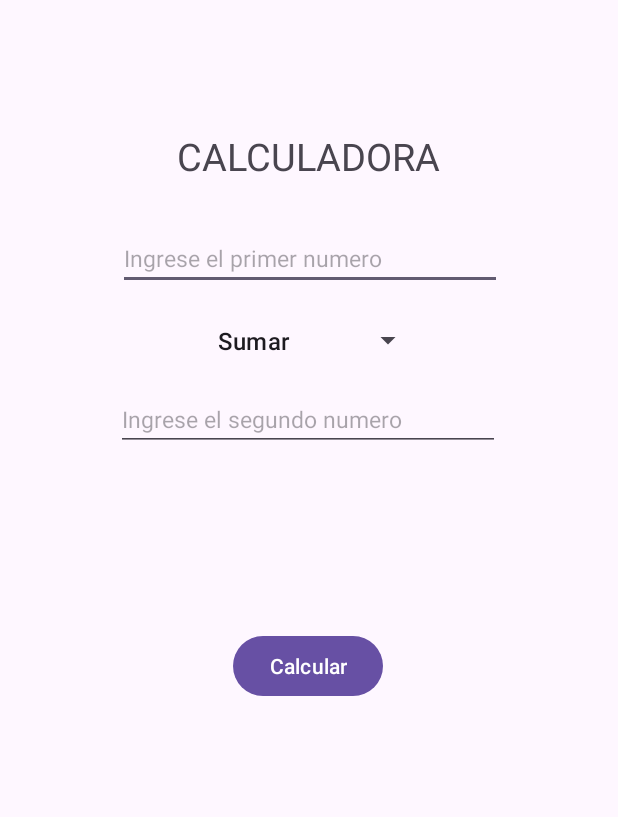
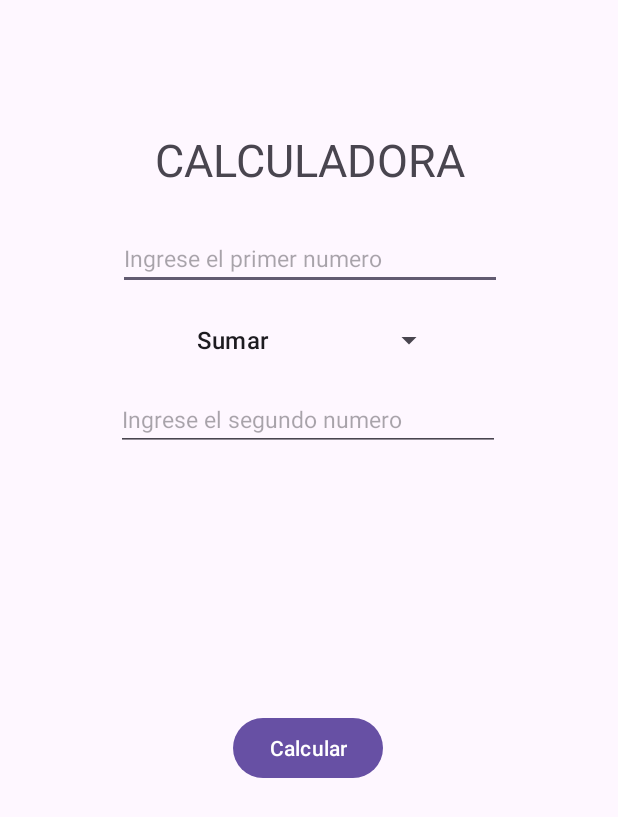
Before and after one commit to khrixtar-dev/ProyectoAndroid, an Android app: the MainActivity4 screen opened directly, with no data from a screen before it, on a phone screen of 412 x 824 dp. Shown: the top 817 px of the screen. Run offline under Robolectric (Android 15) with nearby library versions, the phone set to English and light mode, and no system bars.

Commit message:
Calculadora un poco mejorada

```diff
--- a/app/src/main/java/com/example/proyectobase/utils/OpMatematicas.kt
+++ b/app/src/main/java/com/example/proyectobase/utils/OpMatematicas.kt
@@ -22,7 +22,7 @@ object OpMatematicas {
         } catch (e: ArithmeticException){
             return 0
         } finally {
-            println("Se ha producido un error aritmetico")
+            println("Se ha producido un error aritmetico se asigno 0 como resultado")
         }
 
     }
--- a/app/src/main/res/layout/activity_main4.xml
+++ b/app/src/main/res/layout/activity_main4.xml
@@ -40,15 +40,15 @@
 
     <TextView
         android:id="@+id/txResultado"
-        android:layout_width="119dp"
-        android:layout_height="63dp"
+        android:layout_width="215dp"
+        android:layout_height="91dp"
         android:textAlignment="center"
-        android:textSize="40dp"
+        android:textSize="30dp"
         app:layout_constraintBottom_toBottomOf="parent"
         app:layout_constraintEnd_toEndOf="parent"
         app:layout_constraintStart_toStartOf="parent"
         app:layout_constraintTop_toTopOf="parent"
-        app:layout_constraintVertical_bias="0.44" />
+        app:layout_constraintVertical_bias="0.459" />
 
     <Button
         android:id="@+id/btnCalcular"
@@ -60,14 +60,15 @@
         app:layout_constraintHorizontal_bias="0.498"
         app:layout_constraintStart_toStartOf="parent"
         app:layout_constraintTop_toTopOf="parent"
-        app:layout_constraintVertical_bias="0.541" />
+        app:layout_constraintVertical_bias="0.612" />
 
     <TextView
         android:id="@+id/txTituloCalculadora"
-        android:layout_width="wrap_content"
-        android:layout_height="wrap_content"
+        android:layout_width="247dp"
+        android:layout_height="41dp"
         android:text="CALCULADORA"
-        android:textSize="25dp"
+        android:textSize="30dp"
+        android:textAlignment="center"
         app:layout_constraintBottom_toBottomOf="parent"
         app:layout_constraintEnd_toEndOf="parent"
         app:layout_constraintStart_toStartOf="parent"
@@ -76,8 +77,8 @@
 
     <Spinner
         android:id="@+id/spSeleccionarOperacion"
-        android:layout_width="153dp"
-        android:layout_height="39dp"
+        android:layout_width="181dp"
+        android:layout_height="37dp"
         app:layout_constraintBottom_toBottomOf="parent"
         app:layout_constraintEnd_toEndOf="parent"
         app:layout_constraintStart_toStartOf="parent"
```
Also changed, not shown: app/src/main/java/com/example/proyectobase/MainActivity4.kt (+11 -4 lines).
